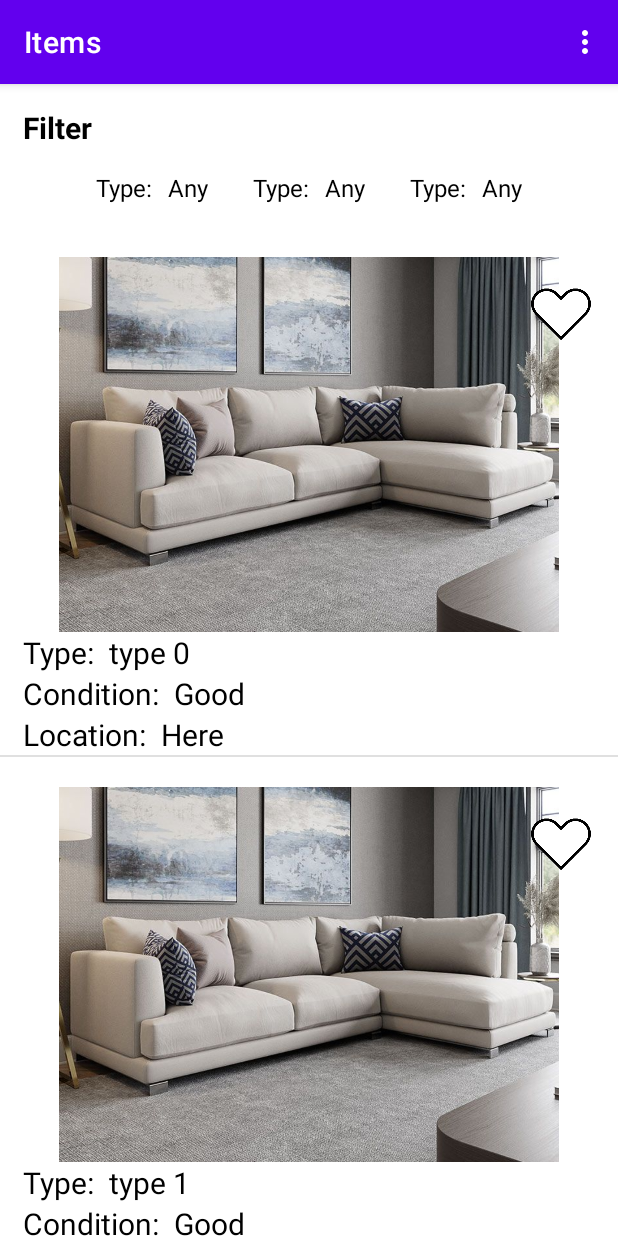
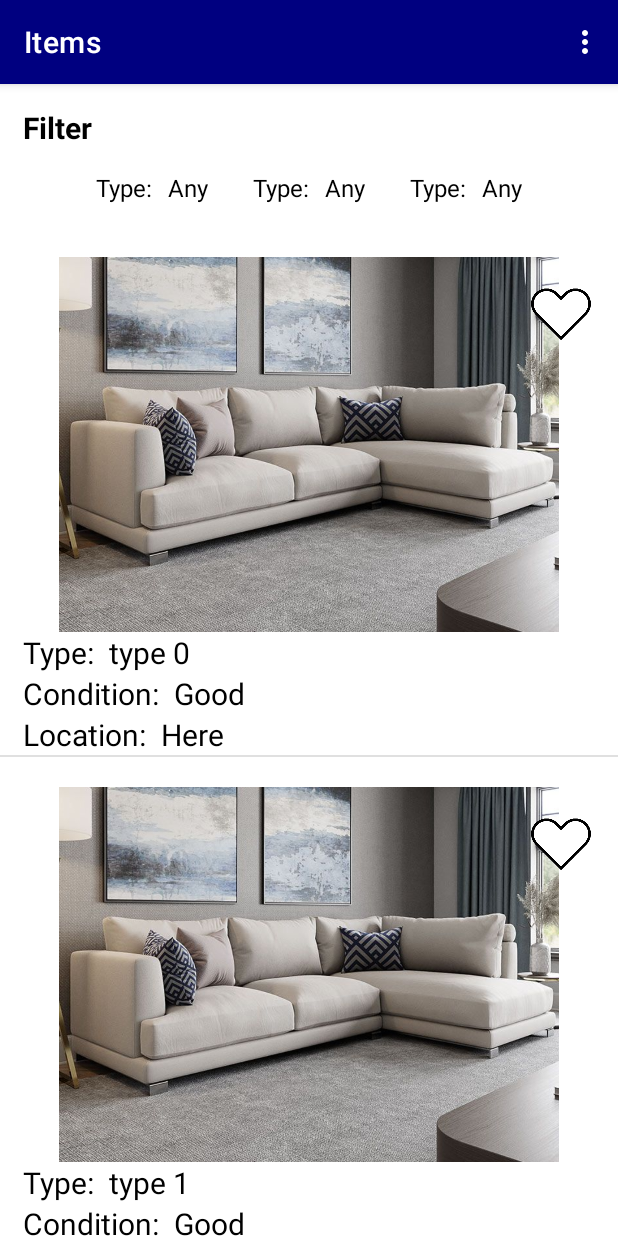
Before and after one commit to koren2888/EasyGive, an Android app: the screen it shows after launch (MainActivity), on a phone screen of 412 x 824 dp. Run offline under Robolectric (Android 15) with nearby library versions, the phone set to English and light mode, and no system bars; our stand-ins replace navigation-ui.

Commit message:
Updating color plate

```diff
--- a/app/src/main/res/values/colors.xml
+++ b/app/src/main/res/values/colors.xml
@@ -7,4 +7,5 @@
     <color name="teal_700">#FF018786</color>
     <color name="black">#FF000000</color>
     <color name="white">#FFFFFFFF</color>
+    <color name="navy_blue">#FF000080</color>
 </resources>
--- a/app/src/main/res/values/themes.xml
+++ b/app/src/main/res/values/themes.xml
@@ -2,7 +2,7 @@
     <!-- Base application theme. -->
     <style name="Theme.EasyGive" parent="Theme.MaterialComponents.DayNight.DarkActionBar">
         <!-- Primary brand color. -->
-        <item name="colorPrimary">@color/purple_500</item>
+        <item name="colorPrimary">@color/navy_blue</item>
         <item name="colorPrimaryVariant">@color/purple_700</item>
         <item name="colorOnPrimary">@color/white</item>
         <!-- Secondary brand color. -->
```
